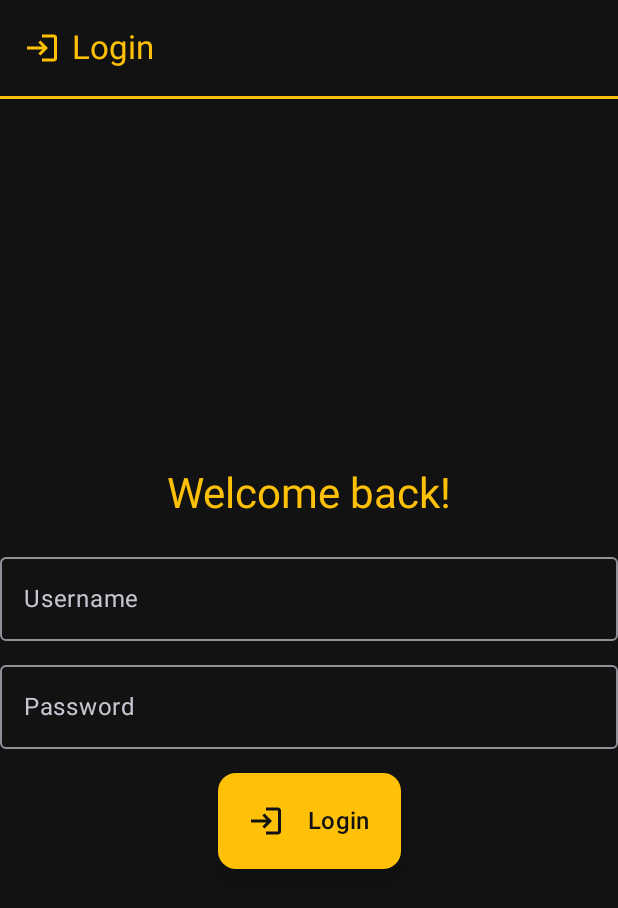
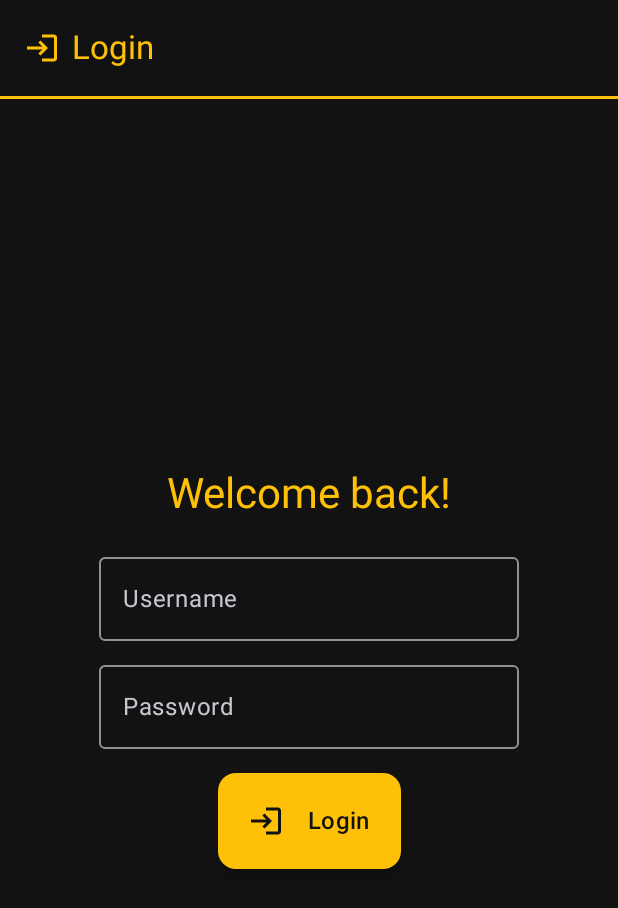
Before and after one commit to gtf974/ParkMet, an Android app built with Jetpack Compose: the screen it shows after launch (MainActivity), on a phone screen of 412 x 824 dp. Shown: the top 908 px of the screen. Run offline under Robolectric (Android 15) with nearby library versions, the phone set to English and light mode, and no system bars; our stand-ins replace Room's generated code.

Commit message:
fixed inputfields' width

```diff
--- a/app/src/main/java/com/example/parkmet/ui/ArrivalScreen.kt
+++ b/app/src/main/java/com/example/parkmet/ui/ArrivalScreen.kt
@@ -58,15 +58,13 @@ fun ArrivalScreen(parkingDao: ParkingDao, context: Context) {
             // Dropdown for Parking selection
             Box(modifier = Modifier.fillMaxWidth()) {
                 OutlinedButton(
-                    onClick = { expanded = true },
-                    modifier = Modifier.fillMaxWidth()
+                    onClick = { expanded = true }
                 ) {
                     Text(selectedParking?.name ?: "Select Parking")
                 }
                 DropdownMenu(
                     expanded = expanded,
-                    onDismissRequest = { expanded = false },
-                    modifier = Modifier.fillMaxWidth()
+                    onDismissRequest = { expanded = false }
                 ) {
                     parkings.forEach { parking ->
                         DropdownMenuItem(
--- a/app/src/main/java/com/example/parkmet/ui/LoginScreen.kt
+++ b/app/src/main/java/com/example/parkmet/ui/LoginScreen.kt
@@ -49,8 +49,7 @@ fun LoginScreen(parkingDao: ParkingDao, context: Context, onLoginSuccess: () ->
             OutlinedTextField(
                 value = username,
                 onValueChange = { username = it },
-                label = { Text("Username") },
-                modifier = Modifier.fillMaxWidth()
+                label = { Text("Username") }
             )
 
             Spacer(modifier = Modifier.height(8.dp))
@@ -59,8 +58,7 @@ fun LoginScreen(parkingDao: ParkingDao, context: Context, onLoginSuccess: () ->
                 value = password,
                 onValueChange = { password = it },
                 label = { Text("Password") },
-                visualTransformation = PasswordVisualTransformation(),
-                modifier = Modifier.fillMaxWidth()
+                visualTransformation = PasswordVisualTransformation()
             )
 
             Spacer(modifier = Modifier.height(16.dp))
```
